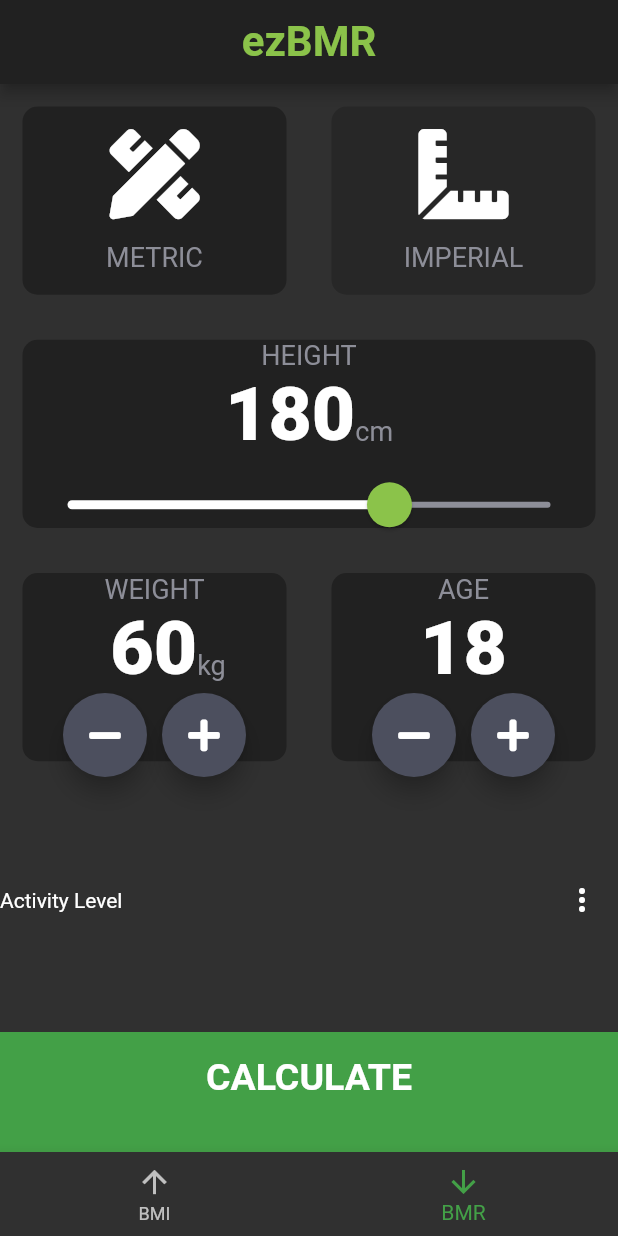
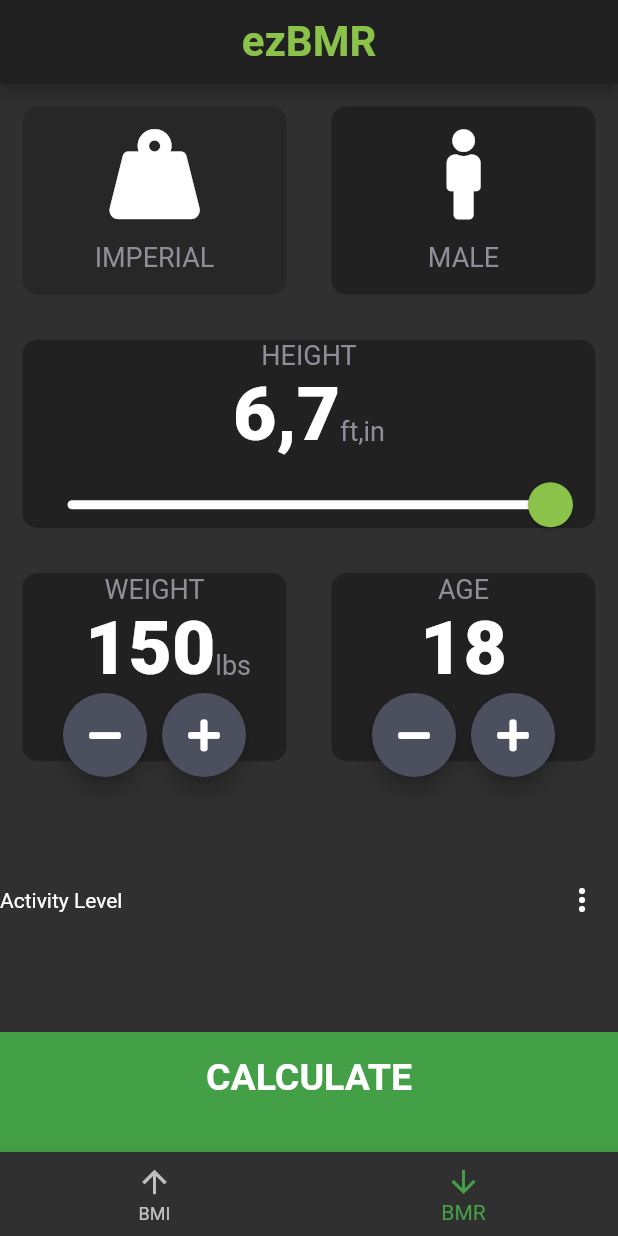
Before and after one commit to jlemanski1/BMI-Calculator, a Flutter app: the screen it shows after launch, item 2 of the bottom bar chosen, after a tap on "METRIC", on a phone screen of 412 x 824 dp. Run offline on Flutter 3.47's test engine with Material 2 defaults, Android fonts, the phone set to English and light mode, and no system bars; our stand-ins replace font_awesome_flutter; missing offline and left inert: holding_gesture.

Commit message:
Added Gender selector, Fixed titles and icons

```diff
--- a/bmi_calculator/lib/pages/bmr_input.dart
+++ b/bmi_calculator/lib/pages/bmr_input.dart
@@ -17,6 +17,7 @@
   extreme5,
 }
 
+
 class BMRInputPage extends StatefulWidget {
   @override
   _BMRInputPageState createState() => _BMRInputPageState();
@@ -25,6 +26,7 @@
 class _BMRInputPageState extends State<BMRInputPage> {
   Measurement _selectedMeasure = Measurement.metric;
   ActivityLevel _selectedActivity = ActivityLevel.basalRate0;
+  bool _isMale = true;
   int age = 18;
 
   int height = 180;
@@ -83,15 +85,18 @@
                 child: CustomCard(
                   onPress: (){
                     setState(() {
-                      _selectedMeasure = Measurement.metric;
+                      if (_selectedMeasure == Measurement.imperial)
+                        _selectedMeasure = Measurement.metric;
+                      else
+                        _selectedMeasure = Measurement.imperial;
                     });
                   },
                   colour: _selectedMeasure == Measurement.metric ?
                     Theme.of(context).primaryColor : Theme.of(context).primaryColor.withOpacity(0.6),
                   child: IconContent(
-                    cardIconData: FontAwesomeIcons.pencilRuler,
+                    cardIconData: FontAwesomeIcons.weightHanging,
                     iconSize: 60.0,
-                    cardText: 'METRIC',
+                    cardText: _selectedMeasure == Measurement.metric ? 'METRIC' : 'IMPERIAL',
                   ),
                 ),
               ),
@@ -99,15 +104,18 @@
               child: CustomCard(
                 onPress: (){
                   setState(() {
-                    _selectedMeasure = Measurement.imperial;
+                    if (_isMale)
+                      _isMale = false;
+                    else
+                      _isMale = true;
                   });
                 },
-                colour: _selectedMeasure == Measurement.imperial ?
+                colour: _isMale ?
                   Theme.of(context).primaryColor : Theme.of(context).primaryColor.withOpacity(0.6),
                 child: IconContent(
-                  cardIconData: FontAwesomeIcons.rulerCombined,
+                  cardIconData: _isMale ? FontAwesomeIcons.male : FontAwesomeIcons.female,
                   iconSize: 60.0,
-                  cardText: 'IMPERIAL',
+                  cardText: _isMale ? 'MALE' : 'FEMALE',
                   ),
                 ),
               ),
```
